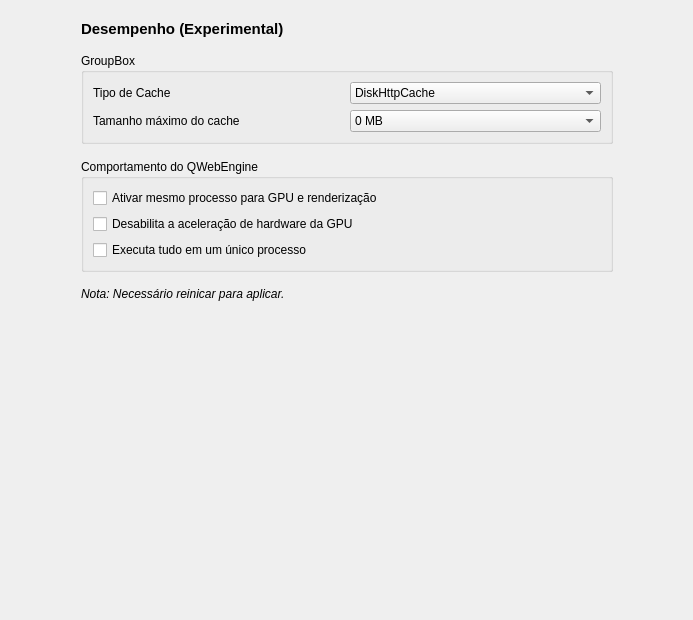
First picture: the form in zapzap/ui/ui_page_performance.ui, repository rafatosta/zapzap, before the edit.
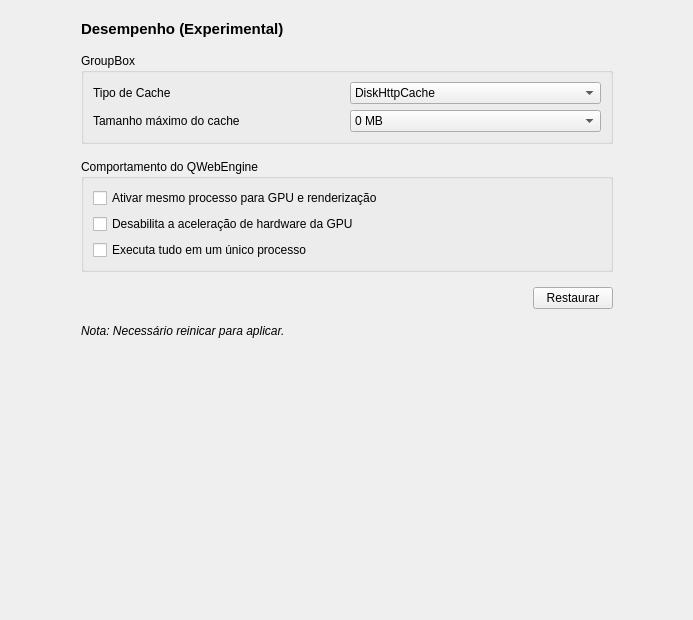
Second picture: the form after the edit.

Patch:
```diff
--- a/zapzap/ui/ui_page_performance.ui
+++ b/zapzap/ui/ui_page_performance.ui
@@ -157,6 +157,36 @@
           </layout>
          </widget>
         </item>
+        <item>
+         <layout class="QHBoxLayout" name="horizontalLayout_2">
+          <property name="leftMargin">
+           <number>0</number>
+          </property>
+          <property name="topMargin">
+           <number>0</number>
+          </property>
+          <item>
+           <spacer name="horizontalSpacer_3">
+            <property name="orientation">
+             <enum>Qt::Orientation::Horizontal</enum>
+            </property>
+            <property name="sizeHint" stdset="0">
+             <size>
+              <width>40</width>
+              <height>20</height>
+             </size>
+            </property>
+           </spacer>
+          </item>
+          <item>
+           <widget class="QPushButton" name="btn_restore">
+            <property name="text">
+             <string>Restaurar</string>
+            </property>
+           </widget>
+          </item>
+         </layout>
+        </item>
         <item>
          <widget class="QLabel" name="label_4">
           <property name="font">
```
